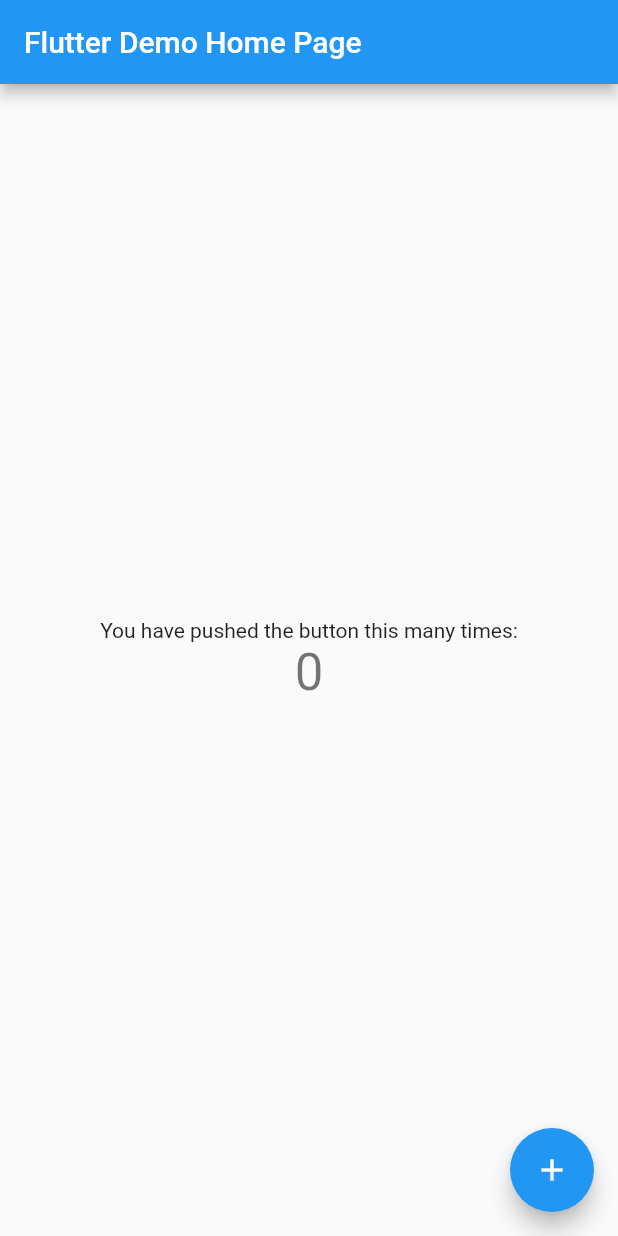
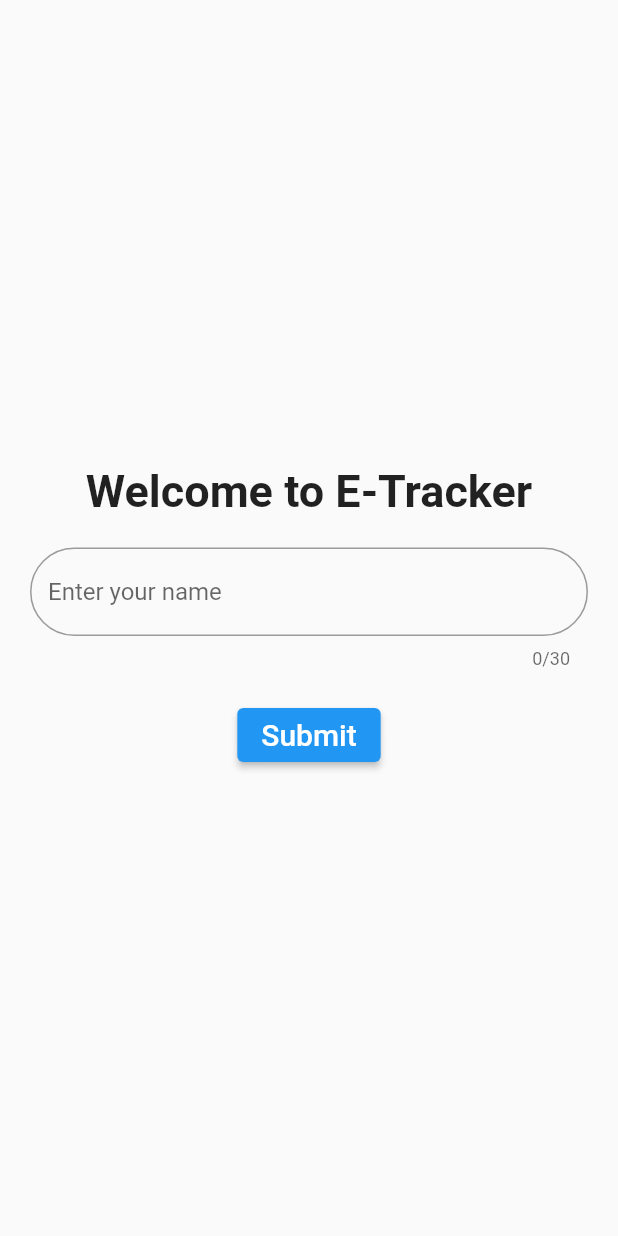
Before and after one commit to huzaifahadams/expenses_tracker, a Flutter app: the screen it shows after launch, on a phone screen of 412 x 824 dp. Run offline on Flutter 3.47's test engine with Material 2 defaults, Android fonts, the phone set to English and light mode, and no system bars.

```diff
--- a/e_tracker/lib/main.dart
+++ b/e_tracker/lib/main.dart
@@ -1,4 +1,6 @@
 import 'package:flutter/material.dart';
+
+import 'main_screen.dart';
 
 void main() {
   runApp(const MyApp());
@@ -11,105 +13,10 @@ class MyApp extends StatelessWidget {
   @override
   Widget build(BuildContext context) {
     return MaterialApp(
-      title: 'Flutter Demo',
       theme: ThemeData(
-        // This is the theme of your application.
-        //
-        // Try running your application with "flutter run". You'll see the
-        // application has a blue toolbar. Then, without quitting the app, try
-        // changing the primarySwatch below to Colors.green and then invoke
-        // "hot reload" (press "r" in the console where you ran "flutter run",
-        // or simply save your changes to "hot reload" in a Flutter IDE).
-        // Notice that the counter didn't reset back to zero; the application
-        // is not restarted.
         primarySwatch: Colors.blue,
       ),
-      home: const MyHomePage(title: 'Flutter Demo Home Page'),
+      home: const MainScreen(),
     );
   }
 }
-
-class MyHomePage extends StatefulWidget {
-  const MyHomePage({super.key, required this.title});
-
-  // This widget is the home page of your application. It is stateful, meaning
-  // that it has a State object (defined below) that contains fields that affect
-  // how it looks.
-
-  // This class is the configuration for the state. It holds the values (in this
-  // case the title) provided by the parent (in this case the App widget) and
-  // used by the build method of the State. Fields in a Widget subclass are
-  // always marked "final".
-
-  final String title;
-
-  @override
-  State<MyHomePage> createState() => _MyHomePageState();
-}
-
-class _MyHomePageState extends State<MyHomePage> {
-  int _counter = 0;
-
-  void _incrementCounter() {
-    setState(() {
-      // This call to setState tells the Flutter framework that something has
-      // changed in this State, which causes it to rerun the build method below
-      // so that the display can reflect the updated values. If we changed
-      // _counter without calling setState(), then the build method would not be
-      // called again, and so nothing would appear to happen.
-      _counter++;
-    });
-  }
-
-  @override
-  Widget build(BuildContext context) {
-    // This method is rerun every time setState is called, for instance as done
-    // by the _incrementCounter method above.
-    //
-    // The Flutter framework has been optimized to make rerunning build methods
-    // fast, so that you can just rebuild anything that needs updating rather
-    // than having to individually change instances of widgets.
-    return Scaffold(
-      appBar: AppBar(
-        // Here we take the value from the MyHomePage object that was created by
-        // the App.build method, and use it to set our appbar title.
-        title: Text(widget.title),
-      ),
-      body: Center(
-        // Center is a layout widget. It takes a single child and positions it
-        // in the middle of the parent.
-        child: Column(
-          // Column is also a layout widget. It takes a list of children and
-          // arranges them vertically. By default, it sizes itself to fit its
-          // children horizontally, and tries to be as tall as its parent.
-          //
-          // Invoke "debug painting" (press "p" in the console, choose the
-          // "Toggle Debug Paint" action from the Flutter Inspector in Android
-          // Studio, or the "Toggle Debug Paint" command in Visual Studio Code)
-          // to see the wireframe for each widget.
-          //
-          // Column has various properties to control how it sizes itself and
-          // how it positions its children. Here we use mainAxisAlignment to
-          // center the children vertically; the main axis here is the vertical
-          // axis because Columns are vertical (the cross axis would be
-          // horizontal).
-          mainAxisAlignment: MainAxisAlignment.center,
-          children: <Widget>[
-            const Text(
-              'You have pushed the button this many times:',
-            ),
-            Text(
-              '$_counter',
-              style: Theme.of(context).textTheme.headlineMedium,
-            ),
-          ],
-        ),
-      ),
-      floatingActionButton: FloatingActionButton(
-        onPressed: _incrementCounter,
-        tooltip: 'Increment',
-        child: const Icon(Icons.add),
-      ), // This trailing comma makes auto-formatting nicer for build methods.
-    );
-  }
-}
--- /dev/null
+++ b/e_tracker/lib/main_screen.dart
@@ -0,0 +1,87 @@
+import 'package:flutter/material.dart';
+
+import 'home.dart';
+
+class MainScreen extends StatefulWidget {
+  const MainScreen({Key? key}) : super(key: key);
+
+  @override
+  State<MainScreen> createState() => _MainScreenState();
+}
+
+class _MainScreenState extends State<MainScreen> {
+  final TextEditingController username = TextEditingController();
+  final _formKey = GlobalKey<FormState>(); // Add a form key
+
+  @override
+  void initState() {
+    super.initState();
+  }
+
+  @override
+  void dispose() {
+    username.dispose();
+    super.dispose();
+  }
+
+  @override
+  Widget build(BuildContext context) {
+    return Scaffold(
+      body: Padding(
+        padding: const EdgeInsets.all(20.0),
+        child: Form(
+          key: _formKey, // Assign the form key to the Form widget
+          child: Column(
+            mainAxisAlignment: MainAxisAlignment.center,
+            children: [
+              const Text(
+                'Welcome to E-Tracker',
+                style: TextStyle(fontSize: 30, fontWeight: FontWeight.bold),
+              ),
+              const SizedBox(
+                height: 20,
+              ),
+              TextFormField(
+                controller: username,
+                keyboardType: TextInputType.text,
+                maxLength: 30,
+                decoration: const InputDecoration(
+                  border: OutlineInputBorder(
+                      borderRadius: BorderRadius.all(Radius.circular(30))),
+                  hintText: 'Enter your name',
+                ),
+                validator: (value) {
+                  if (value == null || value.isEmpty) {
+                    return 'Please enter your name';
+                  }
+                  return null;
+                },
+              ),
+              const SizedBox(height: 20),
+              ElevatedButton(
+                onPressed: () {
+                  if (_formKey.currentState!.validate()) {
+                    // Only proceed if the form is valid
+                    ScaffoldMessenger.of(context).showSnackBar(
+                      SnackBar(
+                        content: Text('Welcome ${username.text}'),
+                      ),
+                    );
+                    // Clear the text field after showing the snackbar
+                    // username.clear();
+                    Navigator.pushReplacement(
+                        context,
+                        MaterialPageRoute(
+                            builder: (context) =>
+                                HomeScreen(data: username.text)));
+                  }
+                },
+                child: const Text('Submit', style: TextStyle(fontSize: 20)),
+              ),
+            ],
+          ),
+        ),
+      ),
+    );
+  }
+}
--- a/e_tracker/pubspec.yaml
+++ b/e_tracker/pubspec.yaml
@@ -36,6 +36,7 @@ dependencies:
   # The following adds the Cupertino Icons font to your application.
   # Use with the CupertinoIcons class for iOS style icons.
   cupertino_icons: ^1.0.2
+  http: ^0.13.5
 
 dev_dependencies:
   flutter_test:
```
Also changed, not shown: e_tracker/lib/home.dart (added, +97 -0 lines), e_tracker/lib/sidebar.dart (added), e_tracker/pubspec.lock.
